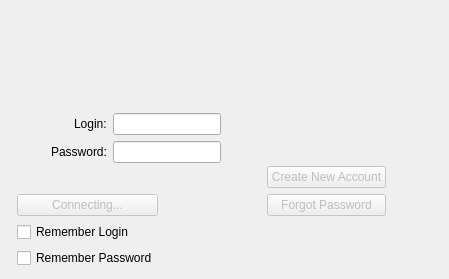
Before: the Qt Designer form qt-client/client/loginwindow.ui in paunovic/chipup-poker, drawn with Qt 5.
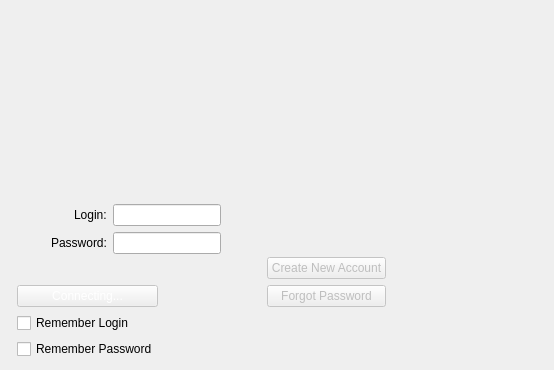
After: the same form once the commit is applied. Icons and pictures are not drawn.

Commit message: adjust the alignment some more

Diff of the .ui file:
```diff
--- a/qt-client/client/loginwindow.ui
+++ b/qt-client/client/loginwindow.ui
@@ -6,8 +6,8 @@
    <rect>
     <x>0</x>
     <y>0</y>
-    <width>449</width>
-    <height>279</height>
+    <width>554</width>
+    <height>370</height>
    </rect>
   </property>
   <property name="windowTitle">
@@ -117,7 +117,7 @@
           <enum>Qt::Vertical</enum>
          </property>
          <property name="sizeType">
-          <enum>QSizePolicy::Ignored</enum>
+          <enum>QSizePolicy::Preferred</enum>
          </property>
          <property name="sizeHint" stdset="0">
           <size>
@@ -143,6 +143,11 @@
              <property name="enabled">
               <bool>false</bool>
              </property>
+             <property name="styleSheet">
+              <string notr="true">	border-image: url(:/resources/Button_normal.png) 0 0 0 0 stretch stretch;
+	color: white;
+</string>
+             </property>
              <property name="text">
               <string>Connecting...</string>
              </property>
```
Left out of the diff: 10 changed lines with no effect on the pictures.
